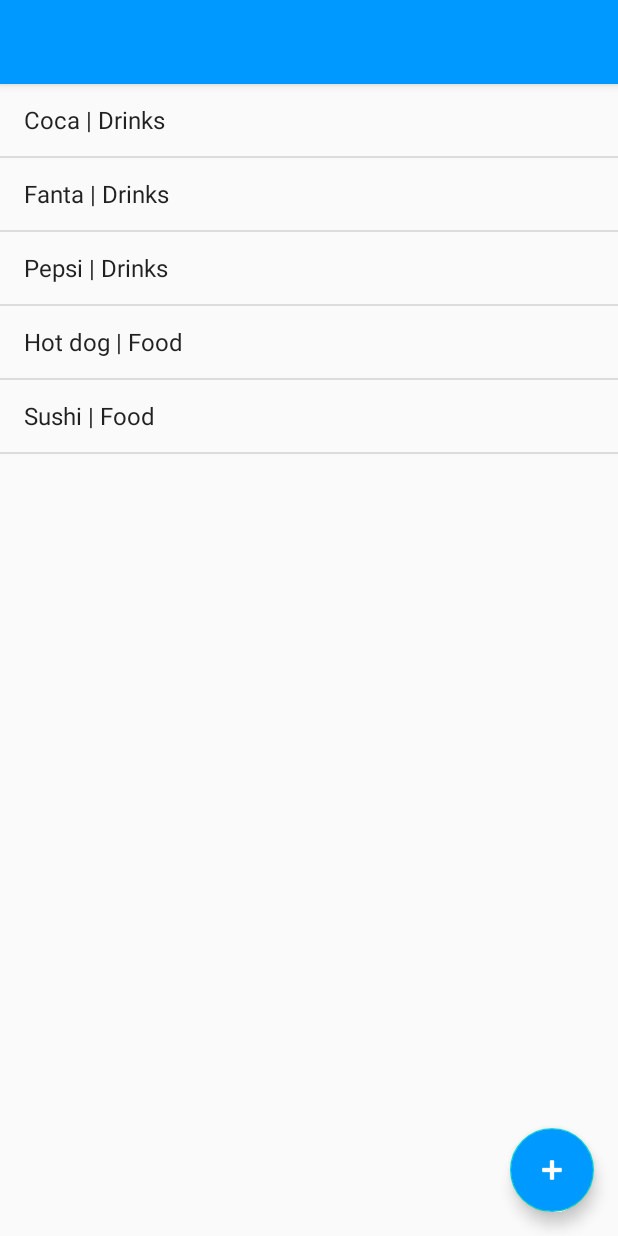
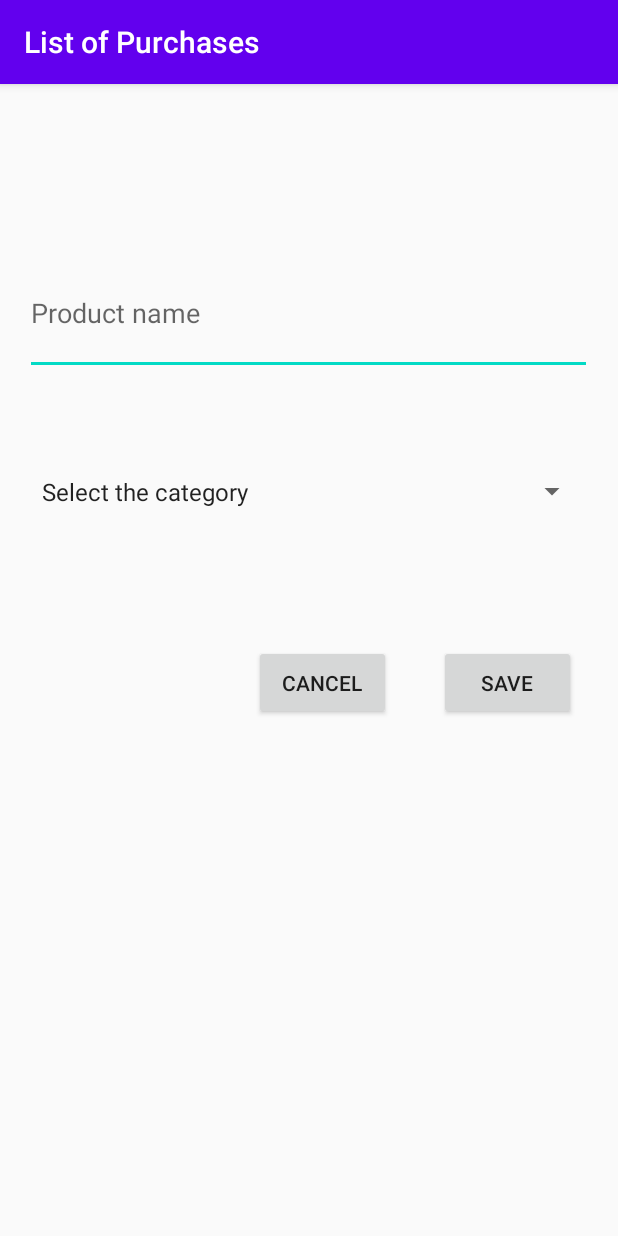
Before and after one commit to ThierrryScotto/ListofPurchases2, an Android app: the screen it shows after launch (MainActivity before the commit, FormActivity after it), after a tap on an icon or button, on a phone screen of 412 x 824 dp. Run offline under Robolectric (Android 15) with nearby library versions, the phone set to English and light mode, and no system bars.

Commit message:
added sql

```diff
--- /dev/null
+++ b/app/src/main/java/com/thierry/listofpurchases/Database.java
@@ -0,0 +1,30 @@
+package com.thierry.listofpurchases;
+
+import android.content.Context;
+import android.database.sqlite.SQLiteDatabase;
+import android.database.sqlite.SQLiteOpenHelper;
+
+public class Database extends SQLiteOpenHelper {
+
+    private static final String DATABASE_NAME = "ListOfPurchases";
+    private static final int VERSION = 1;
+
+    public Database(Context context){
+        super(context, DATABASE_NAME, null, VERSION);
+    }
+
+    //mandatory method
+    @Override
+    public void onCreate(SQLiteDatabase db) {
+        db.execSQL("CREATE TABLE IF NOT EXISTS Products( " +
+                " id INTEGER NOT NULL PRIMARY KEY AUTOINCREMENT," +
+                "name TEXT NOT NULL," +
+                "category TEXT NOT NULL ) ");
+    }
+
+    //mandatory method
+    @Override
+    public void onUpgrade(SQLiteDatabase db, int i, int i1) {
+
+    }
+}
--- a/app/src/main/java/com/thierry/listofpurchases/FormActivity.java
+++ b/app/src/main/java/com/thierry/listofpurchases/FormActivity.java
@@ -3,12 +3,61 @@ package com.thierry.listofpurchases;
 import androidx.appcompat.app.AppCompatActivity;
 
 import android.os.Bundle;
+import android.view.View;
+import android.widget.Button;
+import android.widget.EditText;
+import android.widget.Spinner;
+import android.widget.Toast;
 
 public class FormActivity extends AppCompatActivity {
+
+    private EditText etProductName;
+    private Spinner spCategory;
+    private Button btSave;
+    private Button btCancel;
 
     @Override
     protected void onCreate(Bundle savedInstanceState) {
         super.onCreate(savedInstanceState);
         setContentView(R.layout.activity_form);
+
+        etProductName = findViewById(R.id.etProductName);
+        spCategory = findViewById(R.id.spCategory);
+        btSave = findViewById(R.id.btSave);
+        btCancel = findViewById(R.id.btCancel);
+
+        btSave.setOnClickListener(new View.OnClickListener() {
+            @Override
+            public void onClick(View view) {
+                save();
+            }
+        });
+
+        btCancel.setOnClickListener(new View.OnClickListener() {
+            @Override
+            public void onClick(View view) {
+                cleanForm();
+            }
+        });
+    }
+
+    private void save(){
+        String name = etProductName.getText().toString();
+
+        if (name.isEmpty() || spCategory.getSelectedItemPosition() == 0) {
+            Toast.makeText(this, "Fields cannot be empty", Toast.LENGTH_LONG);
+        } else {
+            Product product = new Product();
+            product.setName( name );
+            product.setCategory( spCategory.getSelectedItem().toString() );
+
+            ProductDAO.add(this, product);
+            cleanForm();
+        }
+    }
+
+    private void cleanForm(){
+        etProductName.setText("");
+        spCategory.setSelection(0, true);
     }
 }
--- a/app/src/main/java/com/thierry/listofpurchases/MainActivity.java
+++ b/app/src/main/java/com/thierry/listofpurchases/MainActivity.java
@@ -1,5 +1,6 @@
 package com.thierry.listofpurchases;
 
+import android.content.Intent;
 import android.os.Bundle;
 
 import com.google.android.material.floatingactionbutton.FloatingActionButton;
@@ -31,13 +32,14 @@ public class MainActivity extends AppCompatActivity {
         setContentView(R.layout.activity_main);
 
         lvProducts = findViewById(R.id.lvProducts);
-        loadList();
+        loadProducts();
 
         FloatingActionButton fab = findViewById(R.id.fab);
         fab.setOnClickListener(new View.OnClickListener() {
             @Override
             public void onClick(View view) {
-
+                Intent intent = new Intent(MainActivity.this, FormActivity.class);
+                startActivity(intent);
             }
         });
     }
@@ -47,6 +49,13 @@ public class MainActivity extends AppCompatActivity {
         // Inflate the menu; this adds items to the action bar if it is present.
         getMenuInflater().inflate(R.menu.menu_main, menu);
         return true;
+    }
+
+    // Function that is part of the application lifecycle
+    @Override
+    protected void onRestart() {
+        super.onRestart();
+        loadProducts();
     }
 
     @Override
@@ -64,19 +73,16 @@ public class MainActivity extends AppCompatActivity {
         return super.onOptionsItemSelected(item);
     }
 
-    private void loadList(){
-        Product p1 = new Product("Coca",  "Drinks");
-        Product p2 = new Product("Fanta",  "Drinks");
-        Product p3 = new Product("Pepsi",  "Drinks");
-        Product p4 = new Product("Hot dog",  "Food");
-        Product p5 = new Product("Sushi",  "Food");
+    private void loadProducts(){
+        productsList = ProductDAO.getProducts(this);
 
-        productsList = new ArrayList<>();
-        productsList.add(p1);
-        productsList.add(p2);
-        productsList.add(p3);
-        productsList.add(p4);
-        productsList.add(p5);
+        if (productsList.size() == 0) {
+            Product fake = new Product("Empty List",  "");
+            productsList.add(fake);
+            lvProducts.setEnabled(false);
+        } else {
+            lvProducts.setEnabled(true);
+        }
 
         adapter = new ArrayAdapter(this, android.R.layout.simple_list_item_1, productsList);
         lvProducts.setAdapter(adapter);
--- a/app/src/main/res/layout/activity_form.xml
+++ b/app/src/main/res/layout/activity_form.xml
@@ -8,8 +8,8 @@
 
     <EditText
         android:id="@+id/etProductName"
-        android:layout_width="258dp"
-        android:layout_height="50dp"
+        android:layout_width="378dp"
+        android:layout_height="82dp"
         android:layout_marginTop="112dp"
         android:ems="10"
         android:hint="Product name"
@@ -21,21 +21,34 @@
 
     <Spinner
         android:id="@+id/spCategory"
-        android:layout_width="409dp"
-        android:layout_height="wrap_content"
-        android:layout_marginTop="56dp"
+        android:layout_width="372dp"
+        android:layout_height="75dp"
+        android:layout_marginTop="40dp"
         android:entries="@array/categories"
         app:layout_constraintEnd_toEndOf="parent"
+        app:layout_constraintHorizontal_bias="0.495"
         app:layout_constraintStart_toStartOf="parent"
         app:layout_constraintTop_toBottomOf="@+id/etProductName" />
 
     <Button
         android:id="@+id/btSave"
-        android:layout_width="wrap_content"
-        android:layout_height="wrap_content"
+        android:layout_width="91dp"
+        android:layout_height="50dp"
+        android:layout_marginTop="140dp"
         android:text="Save"
         app:layout_constraintEnd_toEndOf="parent"
-        app:layout_constraintHorizontal_bias="0.684"
+        app:layout_constraintHorizontal_bias="0.913"
         app:layout_constraintStart_toStartOf="parent"
-        tools:layout_editor_absoluteY="277dp" />
+        app:layout_constraintTop_toTopOf="@+id/spCategory" />
+
+    <Button
+        android:id="@+id/btCancel"
+        android:layout_width="91dp"
+        android:layout_height="50dp"
+        android:layout_marginTop="140dp"
+        android:text="Cancel"
+        app:layout_constraintEnd_toEndOf="parent"
+        app:layout_constraintHorizontal_bias="0.528"
+        app:layout_constraintStart_toStartOf="parent"
+        app:layout_constraintTop_toTopOf="@+id/spCategory" />
 </androidx.constraintlayout.widget.ConstraintLayout>
```
Also changed, not shown: app/src/main/java/com/thierry/listofpurchases/ProductDAO.java (added, +85 -0 lines).
